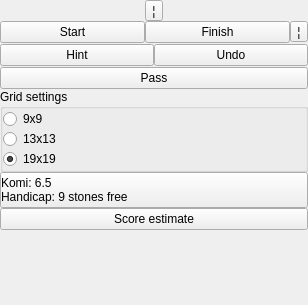
Qt form qt/qtgo/qtgo/GameSettings.ui (alecs1/home) before a commit.
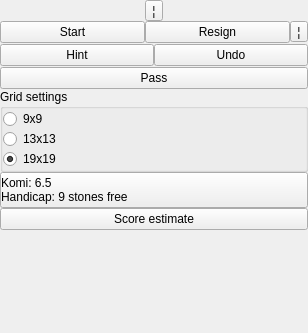
The same form after that commit.

```diff
--- a/qt/qtgo/qtgo/GameSettings.ui
+++ b/qt/qtgo/qtgo/GameSettings.ui
@@ -7,7 +7,7 @@
     <x>0</x>
     <y>0</y>
     <width>308</width>
-    <height>305</height>
+    <height>333</height>
    </rect>
   </property>
   <property name="sizePolicy">
@@ -227,7 +227,7 @@
             </sizepolicy>
            </property>
            <property name="text">
-            <string>Finish</string>
+            <string>Resign</string>
            </property>
           </widget>
          </item>
```
Left out of the diff: 2 changed lines with no effect on the pictures.
